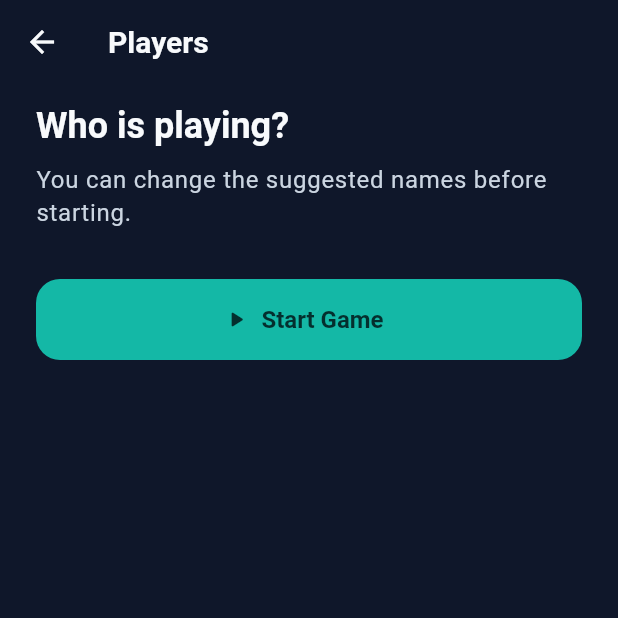
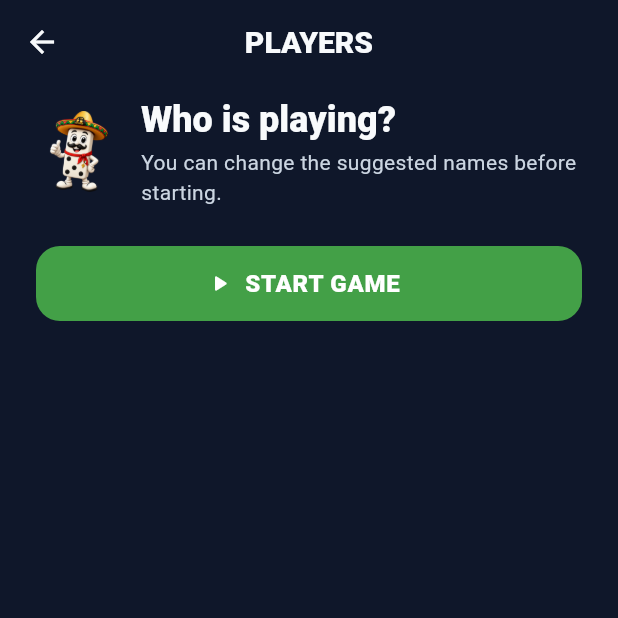
Before and after one commit to PBernardinelli/MDScore, a Flutter app: the PlayersScreen screen opened directly with empty values, on a phone screen of 412 x 824 dp, the top half of it. Run offline on Flutter 3.47's test engine with Material 3 defaults, Android fonts, the light colour scheme and no system bars; our stand-ins replace shared_preferences; accounts and stored records are empty.

Commit message:
V0.38 - identidade visual New Game, Players e Score

```diff
--- a/lib/screens/players_screen.dart
+++ b/lib/screens/players_screen.dart
@@ -81,24 +81,52 @@ class _PlayersScreenState extends State<PlayersScreen> {
   @override
   Widget build(BuildContext context) {
     return Scaffold(
-      appBar: AppBar(title: const Text('Players')),
+      appBar: AppBar(
+        title: const Text(
+          'PLAYERS',
+          style: TextStyle(fontWeight: FontWeight.w800),
+        ),
+        centerTitle: true,
+      ),
       body: SafeArea(
         child: Center(
           child: ConstrainedBox(
             constraints: const BoxConstraints(maxWidth: 560),
             child: ListView(
-              padding: const EdgeInsets.fromLTRB(24, 12, 24, 32),
+              padding: const EdgeInsets.fromLTRB(24, 8, 24, 24),
               children: [
-                Text(
-                  'Who is playing?',
-                  style: Theme.of(context).textTheme.headlineSmall,
+                Row(
+                  children: [
+                    Image.asset(
+                      'assets/images/dom_mino.png',
+                      height: 58,
+                      width: 58,
+                      fit: BoxFit.contain,
+                      semanticLabel: 'Dom Minó',
+                    ),
+                    const SizedBox(width: 12),
+                    Expanded(
+                      child: Column(
+                        crossAxisAlignment: CrossAxisAlignment.start,
+                        children: [
+                          Text(
+                            'Who is playing?',
+                            style: Theme.of(context)
+                                .textTheme
+                                .headlineSmall
+                                ?.copyWith(fontWeight: FontWeight.w800),
+                          ),
+                          const SizedBox(height: 2),
+                          Text(
+                            'You can change the suggested names before starting.',
+                            style: Theme.of(context).textTheme.bodyMedium,
+                          ),
+                        ],
+                      ),
+                    ),
+                  ],
                 ),
-                const SizedBox(height: 8),
-                Text(
-                  'You can change the suggested names before starting.',
-                  style: Theme.of(context).textTheme.bodyLarge,
-                ),
-                const SizedBox(height: 22),
+                const SizedBox(height: 18),
                 ...List.generate(widget.playerCount, (index) {
                   return Padding(
                     padding: const EdgeInsets.only(bottom: 12),
@@ -112,8 +140,14 @@ class _PlayersScreenState extends State<PlayersScreen> {
                     ),
                   );
                 }),
-                const SizedBox(height: 12),
-                FilledButton.icon(
+                const SizedBox(height: 8),
+                SizedBox(
+                  height: 50,
+                  child: FilledButton.icon(
+                  style: FilledButton.styleFrom(
+                    backgroundColor: const Color(0xFF43A047),
+                    foregroundColor: Colors.white,
+                  ),
                   onPressed: _startingGame ? null : _startGame,
                   icon: _startingGame
                       ? const SizedBox(
@@ -122,7 +156,14 @@ class _PlayersScreenState extends State<PlayersScreen> {
                           child: CircularProgressIndicator(strokeWidth: 2),
                         )
                       : const Icon(Icons.play_arrow_rounded),
-                  label: Text(_startingGame ? 'Starting...' : 'Start Game'),
+                  label: Text(
+                    _startingGame ? 'STARTING...' : 'START GAME',
+                    style: const TextStyle(
+                      fontWeight: FontWeight.w800,
+                      letterSpacing: 0.5,
+                    ),
+                  ),
+                ),
                 ),
               ],
             ),
```
Also changed, not shown: lib/screens/new_game_screen.dart (+56 -11 lines), lib/screens/score_screen.dart (+58 -15 lines).
